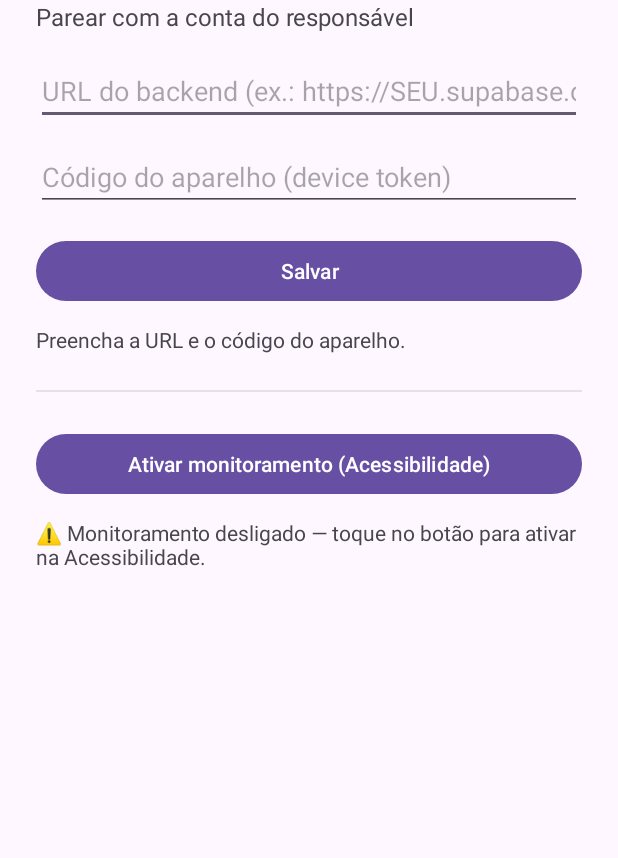
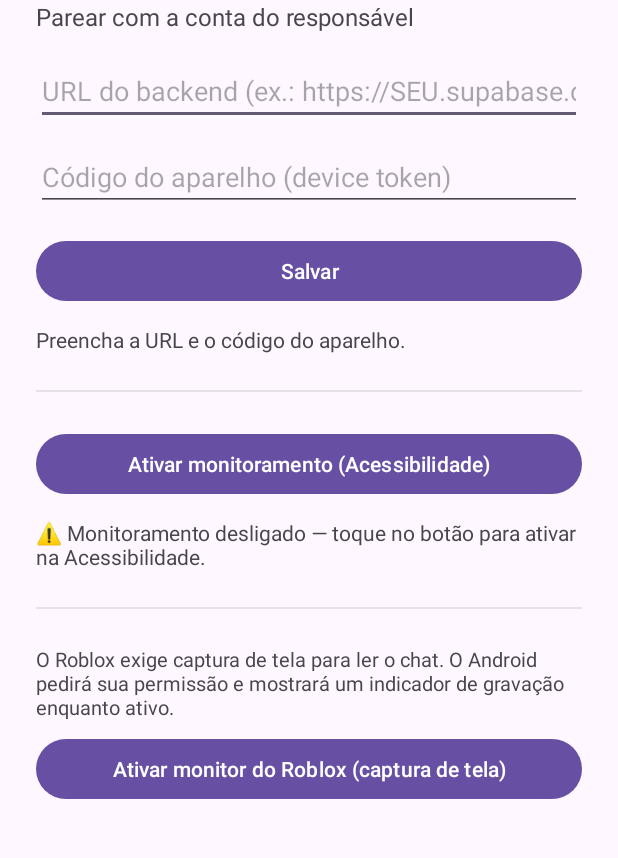
Before and after one commit to georgelacerda2004/escala-vigiagro, an Android app: the screen it shows after launch (MainActivity), on a phone screen of 412 x 824 dp, the part 197-1055 px from its top. Run offline under Robolectric (Android 15) with nearby library versions, the phone set to English and light mode, and no system bars.

Commit message:
feat(kidsguard/android): Fase 2 - monitor do Roblox via captura de tela + OCR
- ScreenCaptureService (Foreground Service, mediaProjection): screenshot a cada
  ~5s so com o Roblox em foreground, OCR on-device (ML Kit), pre-filtro e envio
  do texto suspeito para ingest como app=roblox (reusa a esteira existente).
- AccessibilityService sinaliza Roblox em foreground (ping + timeout 15s).
- MainActivity: fluxo de consentimento do MediaProjection + botao/estado.
- Manifest: permissoes FOREGROUND_SERVICE(_MEDIA_PROJECTION), POST_NOTIFICATIONS;
  Roblox adicionado ao accessibility_service_config.
- Privacidade: imagem processada e descartada; so texto suspeito sobe.
- docs/roblox.md: estrategia, privacidade e controles parentais oficiais do Roblox.

Co-Authored-By: Claude Opus 4.8 <noreply@anthropic.com>
Claude-Session: https://claude.ai/code/session_01LDatDPvKRjqEg84K3R6Bzy

```diff
--- a/kidsguard/android/app/build.gradle.kts
+++ b/kidsguard/android/app/build.gradle.kts
@@ -34,4 +34,6 @@ dependencies {
     implementation("androidx.appcompat:appcompat:1.7.0")
     implementation("com.google.android.material:material:1.12.0")
     implementation("com.squareup.okhttp3:okhttp:4.12.0")
+    // OCR on-device (grátis, offline) para ler o chat do Roblox a partir do screenshot.
+    implementation("com.google.mlkit:text-recognition:16.0.1")
 }
--- a/kidsguard/android/app/src/main/res/layout/activity_main.xml
+++ b/kidsguard/android/app/src/main/res/layout/activity_main.xml
@@ -73,5 +73,31 @@
             android:layout_height="wrap_content"
             android:text="@string/status_service_off"
             android:layout_marginTop="12dp" />
+
+        <View
+            android:layout_width="match_parent"
+            android:layout_height="1dp"
+            android:background="#33888888"
+            android:layout_marginVertical="24dp" />
+
+        <TextView
+            android:layout_width="wrap_content"
+            android:layout_height="wrap_content"
+            android:text="@string/roblox_hint"
+            android:textSize="13sp"
+            android:layout_marginBottom="8dp" />
+
+        <Button
+            android:id="@+id/btnStartRoblox"
+            android:layout_width="match_parent"
+            android:layout_height="wrap_content"
+            android:text="@string/btn_start_roblox" />
+
+        <TextView
+            android:id="@+id/statusRoblox"
+            android:layout_width="wrap_content"
+            android:layout_height="wrap_content"
+            android:text=""
+            android:layout_marginTop="12dp" />
     </LinearLayout>
 </ScrollView>
--- a/kidsguard/android/app/src/main/res/values/strings.xml
+++ b/kidsguard/android/app/src/main/res/values/strings.xml
@@ -12,4 +12,9 @@
     <string name="status_not_paired">Preencha a URL e o código do aparelho.</string>
     <string name="status_service_on">✅ Monitoramento do YouTube ATIVO.</string>
     <string name="status_service_off">⚠️ Monitoramento desligado — toque no botão para ativar na Acessibilidade.</string>
+
+    <string name="btn_start_roblox">Ativar monitor do Roblox (captura de tela)</string>
+    <string name="roblox_hint">O Roblox exige captura de tela para ler o chat. O Android pedirá sua permissão e mostrará um indicador de gravação enquanto ativo.</string>
+    <string name="status_roblox_on">✅ Monitor do Roblox iniciado.</string>
+    <string name="status_roblox_denied">Permissão de captura negada.</string>
 </resources>
--- a/kidsguard/android/app/src/main/res/xml/accessibility_service_config.xml
+++ b/kidsguard/android/app/src/main/res/xml/accessibility_service_config.xml
@@ -7,4 +7,4 @@
     android:canRetrieveWindowContent="true"
     android:description="@string/accessibility_description"
     android:notificationTimeout="300"
-    android:packageNames="com.google.android.youtube,com.google.android.apps.youtube.kids" />
+    android:packageNames="com.google.android.youtube,com.google.android.apps.youtube.kids,com.roblox.client" />
```
Also changed, not shown: kidsguard/android/app/src/main/AndroidManifest.xml (+10 -0 lines), kidsguard/android/app/src/main/java/com/kidsguard/app/MainActivity.kt (+31 -0 lines), kidsguard/android/app/src/main/java/com/kidsguard/app/ScreenCaptureService.kt (added, +182 -0 lines), kidsguard/android/app/src/main/java/com/kidsguard/app/YouTubeAccessibilityService.kt (+9 -0 lines), 3 other files.
